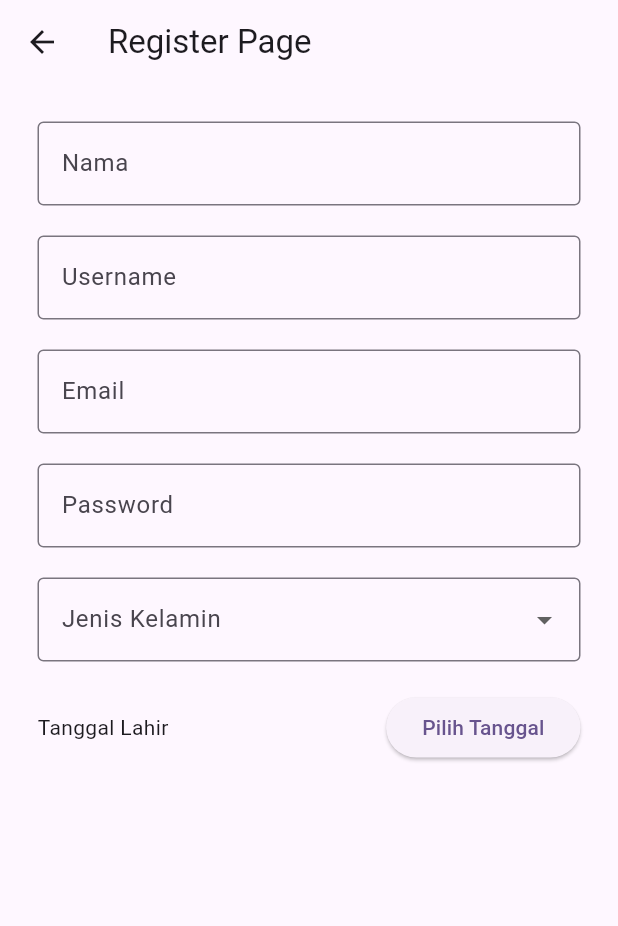
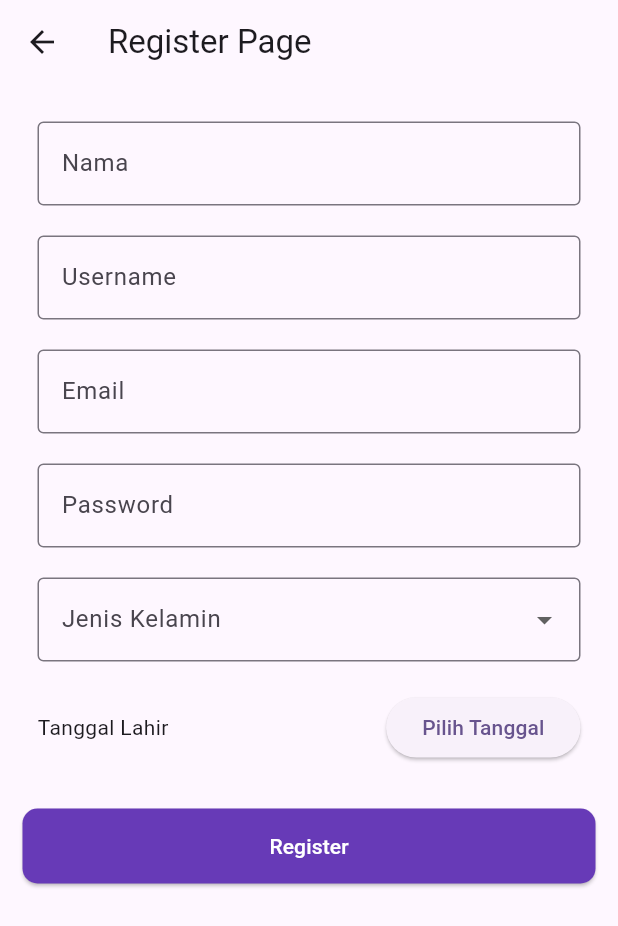
Before and after one commit to narareya/Latihan1_Flutter_11PPLG2, a Flutter app: the RegisterPage screen opened directly, on a phone screen of 412 x 824 dp. Shown: the top 926 px of the screen. Run offline on Flutter 3.47's test engine with Material 3 defaults, Android fonts, the phone set to English and light mode, and no system bars.

Commit message:
feat [EJL] register button

```diff
--- a/flutter_application_1/lib/register_page.dart
+++ b/flutter_application_1/lib/register_page.dart
@@ -71,6 +71,36 @@ class _RegisterPageState extends State<RegisterPage> {
                   ),
                 ],
               )
+            ),
+
+            Container(
+              margin: EdgeInsets.only(top: 20),
+              width: double.infinity,
+              child: ElevatedButton(onPressed: () {
+                String email = emailController.text.trim();
+
+                if (!email.endsWith("@gmail.com")) {
+                  ScaffoldMessenger.of(context).showSnackBar(
+                    SnackBar(content: Text("Email is not valid!"),
+                    backgroundColor: Colors.red,)
+                  );
+                  return;
+                }
+
+                ScaffoldMessenger.of(context).showSnackBar(
+                  SnackBar(content: Text("Registration Successful!"),
+                  backgroundColor: Colors.green,)
+                );
+              }, child: Text("Register"),
+              style: ElevatedButton.styleFrom(
+                backgroundColor: Colors.deepPurple,
+                foregroundColor: Colors.white,
+                padding: EdgeInsets.symmetric(vertical: 15),
+                shape: RoundedRectangleBorder(
+                  borderRadius: BorderRadius.circular(10),
+                ),
+              ),),
+
             )
           ],
           ),
```
